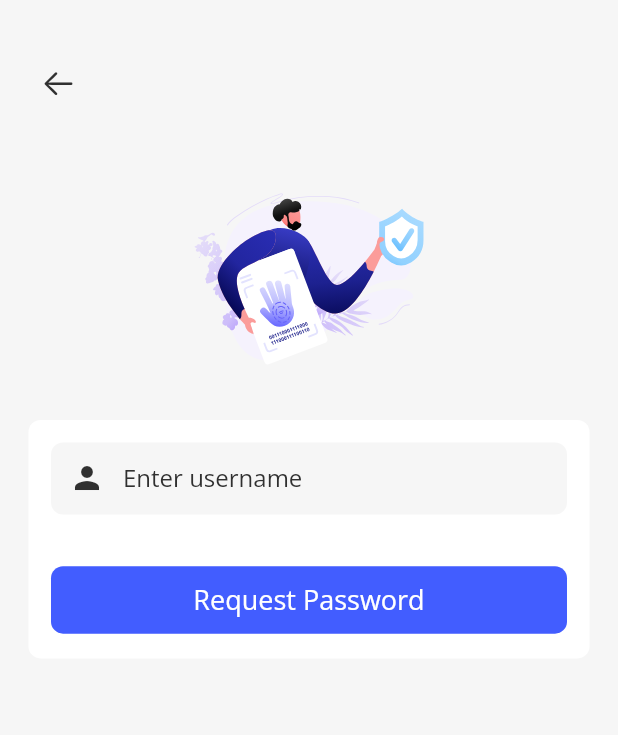
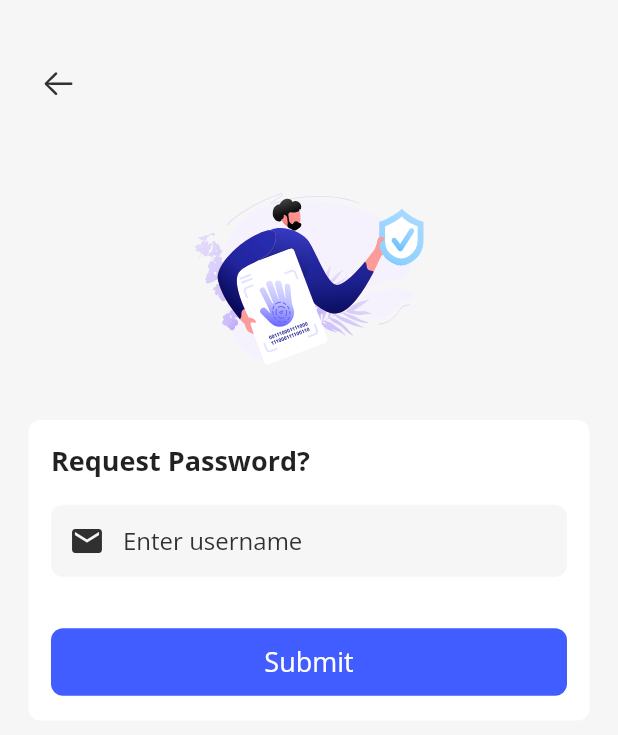
Before and after one commit to SatishKumarRaizada/fresher-job-portal, a Flutter app: the ForgotPasswordPage screen opened by its route, on a phone screen of 412 x 824 dp. Shown: the top 735 px of the screen. Run offline on Flutter 3.47's test engine with Material 2 defaults, Android fonts, the phone set to English and light mode, and no system bars; our stand-ins replace fluro, flutter_riverpod, flutter_svg.

Commit message:
more code

```diff
--- a/lib/config/constants/app_string.dart
+++ b/lib/config/constants/app_string.dart
@@ -16,5 +16,6 @@ class AppString {
   static const String mobile = 'Enter mobile number';
 
   // Forgot password strings
-  static const String requestPassword = 'Request Password';
+  static const String requestPassword = 'Request Password?';
+  static const String submit = 'Submit';
 }
--- a/lib/module/forgot_password/forgot_password.dart
+++ b/lib/module/forgot_password/forgot_password.dart
@@ -7,6 +7,7 @@ import 'package:hire_me/config/constants/app_icon.dart';
 import 'package:hire_me/config/constants/app_image.dart';
 import 'package:hire_me/config/constants/app_key.dart';
 import 'package:hire_me/config/constants/app_string.dart';
+import 'package:hire_me/theme/app_style.dart';
 import 'package:hire_me/widgets/app_textfield.dart';
 
 class ForgotPasswordPage extends ConsumerStatefulWidget {
@@ -60,7 +61,13 @@ class ForgotPasswordPageState extends ConsumerState<ForgotPasswordPage> {
       child: Padding(
         padding: const EdgeInsets.all(15),
         child: Column(
+          crossAxisAlignment: CrossAxisAlignment.stretch,
           children: [
+            const Text(
+              AppString.requestPassword,
+              style: Styles.headline18,
+            ),
+            SizedBox(height: height * 0.02),
             _usernameWidget(),
             SizedBox(height: height * 0.04),
             _loginButtonWidget(),
@@ -76,10 +83,10 @@ class ForgotPasswordPageState extends ConsumerState<ForgotPasswordPage> {
       hintText: AppString.username,
       keyboardType: TextInputType.emailAddress,
       prefixWidget: const Icon(
-        Icons.person,
+        Icons.email,
         key: Key(WidgetKey.usernameIcon),
       ),
-      onChange: () {},
+      onChange: (String str) {},
     );
   }
 
@@ -90,7 +97,7 @@ class ForgotPasswordPageState extends ConsumerState<ForgotPasswordPage> {
       width: width * 0.9,
       child: TextButton(
         onPressed: () {},
-        child: const Text(AppString.requestPassword),
+        child: const Text(AppString.submit),
       ),
     );
   }
--- a/lib/module/login/login.dart
+++ b/lib/module/login/login.dart
@@ -4,7 +4,6 @@ import 'package:flutter/services.dart';
 import 'package:flutter_riverpod/flutter_riverpod.dart';
 import 'package:flutter_svg/svg.dart';
 import 'package:hire_me/config/constants/app_icon.dart';
-import 'package:hire_me/config/constants/app_image.dart';
 import 'package:hire_me/config/constants/app_key.dart';
 import 'package:hire_me/config/constants/app_string.dart';
 import 'package:hire_me/config/route/app_route.dart';
@@ -78,7 +77,7 @@ class LoginPageState extends ConsumerState<LoginPage> {
         Icons.person,
         key: Key(WidgetKey.usernameIcon),
       ),
-      onChange: () {},
+      onChange: (String str) {},
     );
   }
 
@@ -95,7 +94,7 @@ class LoginPageState extends ConsumerState<LoginPage> {
         onPressed: () {},
         icon: Icon(isSecure ? CupertinoIcons.eye_slash : CupertinoIcons.eye),
       ),
-      onChange: () {},
+      onChange: (String str) {},
     );
   }
 
```
Also changed, not shown: lib/module/dashboard/dashboard.dart (added, +45 -0 lines), lib/module/register/register.dart (+3 -4 lines).
